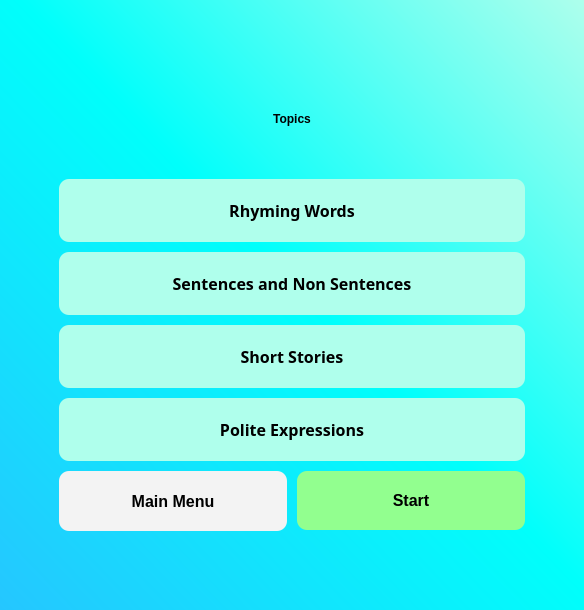
Before: the Qt Designer form src/screens/topics.ui in jshperalta/ai-englishTutor, drawn with Qt 5.
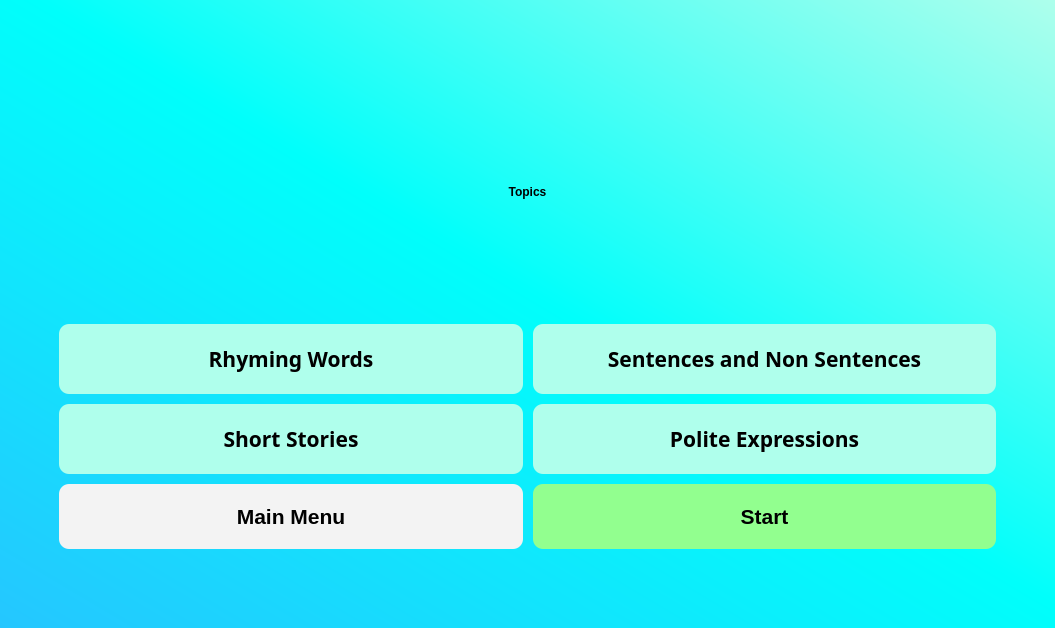
After: the same form once the commit is applied.

```diff
--- a/src/screens/topics.ui
+++ b/src/screens/topics.ui
@@ -6,8 +6,8 @@
    <rect>
     <x>0</x>
     <y>0</y>
-    <width>584</width>
-    <height>594</height>
+    <width>1055</width>
+    <height>628</height>
    </rect>
   </property>
   <property name="mouseTracking">
@@ -47,7 +47,7 @@
     <widget class="QWidget" name="TopicWidget" native="true">
      <property name="styleSheet">
       <string notr="true">QPushButton {
-font-size: 16px !important;
+font-size: 16pt !important;
 background-color: #AFFFEC !important;
 color: black; 
 font-family: 'Gilroy';
@@ -64,6 +64,144 @@
       <property name="spacing">
        <number>10</number>
       </property>
+      <item row="1" column="1">
+       <widget class="QPushButton" name="btnSentence">
+        <property name="font">
+         <font>
+          <family>Gilroy</family>
+          <pointsize>16</pointsize>
+          <weight>75</weight>
+          <bold>true</bold>
+         </font>
+        </property>
+        <property name="cursor">
+         <cursorShape>PointingHandCursor</cursorShape>
+        </property>
+        <property name="mouseTracking">
+         <bool>true</bool>
+        </property>
+        <property name="tabletTracking">
+         <bool>true</bool>
+        </property>
+        <property name="focusPolicy">
+         <enum>Qt::NoFocus</enum>
+        </property>
+        <property name="styleSheet">
+         <string notr="true"/>
+        </property>
+        <property name="text">
+         <string>Sentences and Non Sentences</string>
+        </property>
+        <property name="autoDefault">
+         <bool>true</bool>
+        </property>
+        <property name="default">
+         <bool>true</bool>
+        </property>
+        <property name="flat">
+         <bool>true</bool>
+        </property>
+       </widget>
+      </item>
+      <item row="1" column="0">
+       <widget class="QPushButton" name="btnRhyming">
+        <property name="font">
+         <font>
+          <family>Gilroy</family>
+          <pointsize>16</pointsize>
+          <weight>75</weight>
+          <bold>true</bold>
+         </font>
+        </property>
+        <property name="cursor">
+         <cursorShape>PointingHandCursor</cursorShape>
+        </property>
+        <property name="mouseTracking">
+         <bool>true</bool>
+        </property>
+        <property name="tabletTracking">
+         <bool>true</bool>
+        </property>
+        <property name="focusPolicy">
+         <enum>Qt::NoFocus</enum>
+        </property>
+        <property name="styleSheet">
+         <string notr="true"/>
+        </property>
+        <property name="text">
+         <string>Rhyming Words</string>
+        </property>
+        <property name="autoDefault">
+         <bool>true</bool>
+        </property>
+        <property name="default">
+         <bool>true</bool>
+        </property>
+        <property name="flat">
+         <bool>true</bool>
+        </property>
+       </widget>
+      </item>
+      <item row="7" column="0">
+       <widget class="QPushButton" name="btnMenu">
+        <property name="minimumSize">
+         <size>
+          <width>0</width>
+          <height>60</height>
+         </size>
+        </property>
+        <property name="cursor">
+         <cursorShape>PointingHandCursor</cursorShape>
+        </property>
+        <property name="focusPolicy">
+         <enum>Qt::NoFocus</enum>
+        </property>
+        <property name="styleSheet">
+         <string notr="true">QPushButton {
+	background-color: #f3f3f3;
+	color: black; 
+	font-family: 'Gilroy';
+	font-weight: 600;
+	border-radius: 10px;
+	padding: 20px;
+}
+
+QPushButton::hover {
+background-color:rgb(226, 226, 226);
+}</string>
+        </property>
+        <property name="text">
+         <string>Main Menu</string>
+        </property>
+       </widget>
+      </item>
+      <item row="7" column="1">
+       <widget class="QPushButton" name="btnStart">
+        <property name="cursor">
+         <cursorShape>PointingHandCursor</cursorShape>
+        </property>
+        <property name="focusPolicy">
+         <enum>Qt::NoFocus</enum>
+        </property>
+        <property name="styleSheet">
+         <string notr="true">QPushButton {
+	background-color: #92ff8f;
+	color: black; 
+	font-family: 'Gilroy';
+	font-weight: 600;
+	border-radius: 10px;
+	padding: 20px;
+}
+
+QPushButton::hover {
+background-color: rgb(135, 234, 131);
+}</string>
+        </property>
+        <property name="text">
+         <string>Start</string>
+        </property>
+       </widget>
+      </item>
       <item row="0" column="0" colspan="2">
        <widget class="QLabel" name="Topics">
         <property name="minimumSize">
@@ -92,90 +230,12 @@
         </property>
        </widget>
       </item>
-      <item row="1" column="0" colspan="2">
-       <widget class="QPushButton" name="btnRhyming">
-        <property name="font">
-         <font>
-          <family>Gilroy</family>
-          <pointsize>-1</pointsize>
-          <weight>75</weight>
-          <bold>true</bold>
-         </font>
-        </property>
-        <property name="cursor">
-         <cursorShape>PointingHandCursor</cursorShape>
-        </property>
-        <property name="mouseTracking">
-         <bool>true</bool>
-        </property>
-        <property name="tabletTracking">
-         <bool>true</bool>
-        </property>
-        <property name="focusPolicy">
-         <enum>Qt::NoFocus</enum>
-        </property>
-        <property name="styleSheet">
-         <string notr="true"/>
-        </property>
-        <property name="text">
-         <string>Rhyming Words</string>
-        </property>
-        <property name="autoDefault">
-         <bool>true</bool>
-        </property>
-        <property name="default">
-         <bool>true</bool>
-        </property>
-        <property name="flat">
-         <bool>true</bool>
-        </property>
-       </widget>
-      </item>
-      <item row="2" column="0" colspan="2">
-       <widget class="QPushButton" name="btnSentence">
-        <property name="font">
-         <font>
-          <family>Gilroy</family>
-          <pointsize>-1</pointsize>
-          <weight>75</weight>
-          <bold>true</bold>
-         </font>
-        </property>
-        <property name="cursor">
-         <cursorShape>PointingHandCursor</cursorShape>
-        </property>
-        <property name="mouseTracking">
-         <bool>true</bool>
-        </property>
-        <property name="tabletTracking">
-         <bool>true</bool>
-        </property>
-        <property name="focusPolicy">
-         <enum>Qt::NoFocus</enum>
-        </property>
-        <property name="styleSheet">
-         <string notr="true"/>
-        </property>
-        <property name="text">
-         <string>Sentences and Non Sentences</string>
-        </property>
-        <property name="autoDefault">
-         <bool>true</bool>
-        </property>
-        <property name="default">
-         <bool>true</bool>
-        </property>
-        <property name="flat">
-         <bool>true</bool>
-        </property>
-       </widget>
-      </item>
-      <item row="3" column="0" colspan="2">
+      <item row="2" column="0">
        <widget class="QPushButton" name="btnStories">
         <property name="font">
          <font>
           <family>Gilroy</family>
-          <pointsize>-1</pointsize>
+          <pointsize>16</pointsize>
           <weight>75</weight>
           <bold>true</bold>
          </font>
@@ -209,12 +269,12 @@
         </property>
        </widget>
       </item>
-      <item row="4" column="0" colspan="2">
+      <item row="2" column="1">
        <widget class="QPushButton" name="btnExpress">
         <property name="font">
          <font>
           <family>Gilroy</family>
-          <pointsize>-1</pointsize>
+          <pointsize>16</pointsize>
           <weight>75</weight>
           <bold>true</bold>
          </font>
@@ -248,66 +308,6 @@
         </property>
        </widget>
       </item>
-      <item row="5" column="0">
-       <widget class="QPushButton" name="btnMenu">
-        <property name="minimumSize">
-         <size>
-          <width>0</width>
-          <height>60</height>
-         </size>
-        </property>
-        <property name="cursor">
-         <cursorShape>PointingHandCursor</cursorShape>
-        </property>
-        <property name="focusPolicy">
-         <enum>Qt::NoFocus</enum>
-        </property>
-        <property name="styleSheet">
-         <string notr="true">QPushButton {
-	background-color: #f3f3f3;
-	color: black; 
-	font-family: 'Gilroy';
-	font-weight: 600;
-	border-radius: 10px;
-	padding: 20px;
-}
-
-QPushButton::hover {
-background-color:rgb(226, 226, 226);
-}</string>
-        </property>
-        <property name="text">
-         <string>Main Menu</string>
-        </property>
-       </widget>
-      </item>
-      <item row="5" column="1">
-       <widget class="QPushButton" name="btnStart">
-        <property name="cursor">
-         <cursorShape>PointingHandCursor</cursorShape>
-        </property>
-        <property name="focusPolicy">
-         <enum>Qt::NoFocus</enum>
-        </property>
-        <property name="styleSheet">
-         <string notr="true">QPushButton {
-	background-color: #92ff8f;
-	color: black; 
-	font-family: 'Gilroy';
-	font-weight: 600;
-	border-radius: 10px;
-	padding: 20px;
-}
-
-QPushButton::hover {
-background-color: rgb(135, 234, 131);
-}</string>
-        </property>
-        <property name="text">
-         <string>Start</string>
-        </property>
-       </widget>
-      </item>
      </layout>
     </widget>
    </item>
```
Left out of the diff: 2 changed lines with no effect on the pictures.
